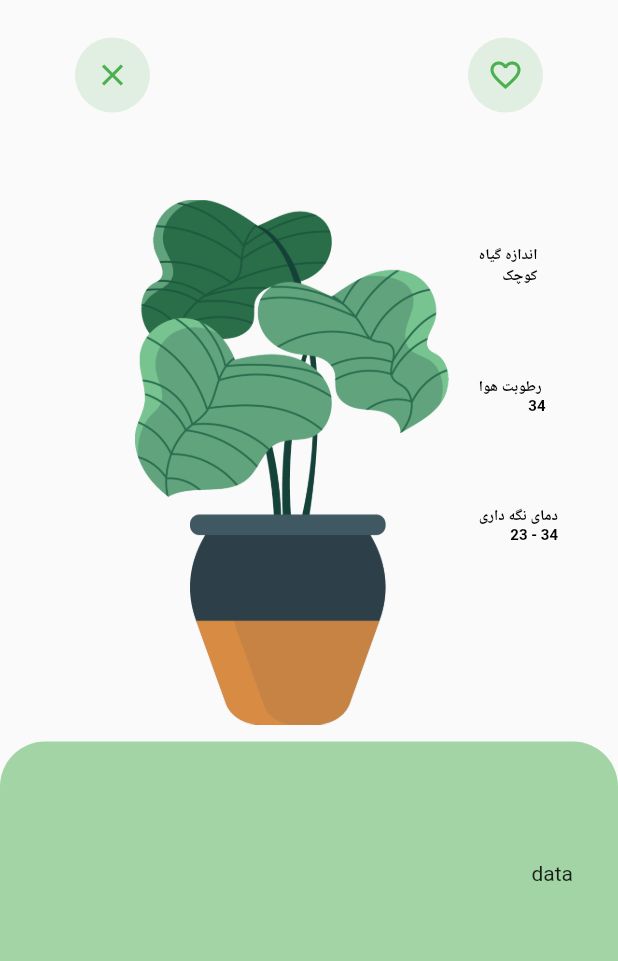
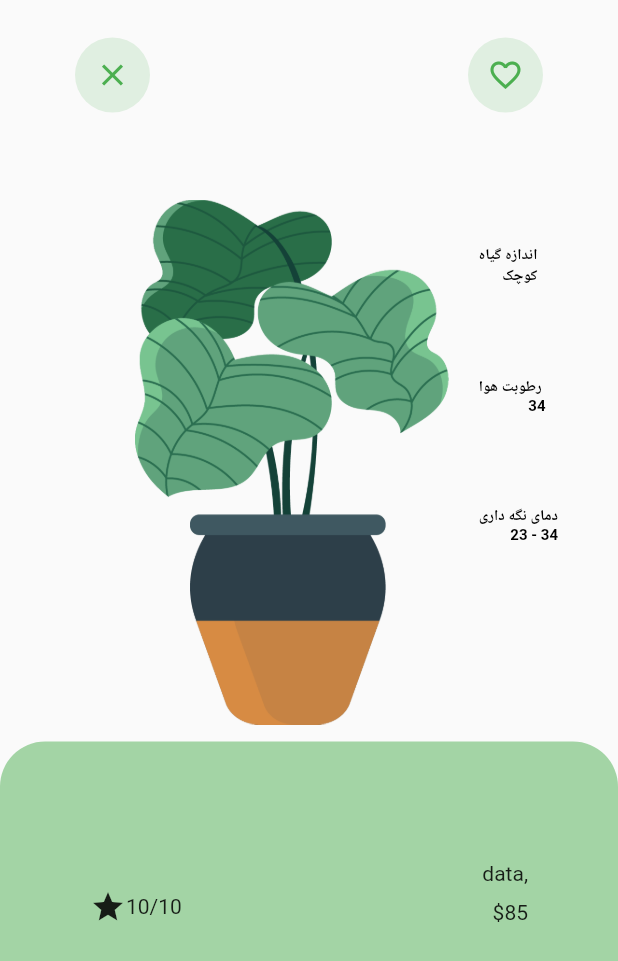
Before and after one commit to mcalisadeghi/plant_app, a Flutter app: the DetaiPagee screen opened directly with empty values, on a phone screen of 412 x 824 dp. Shown: the top 961 px of the screen. Run offline on Flutter 3.47's test engine with Material 2 defaults, Android fonts, the phone set to English and light mode, and no system bars; our stand-ins replace animated_bottom_navigation_bar, page_transition.

Commit message:
part one prise & ... of plant

```diff
--- a/lib/pages/DetaiPage.dart
+++ b/lib/pages/DetaiPage.dart
@@ -136,8 +136,8 @@ class _DetaiPageeState extends State<DetaiPagee> {
             child: Container(
               padding: const EdgeInsets.only(
                 top: 80.0,
-                left: 30.0,
-                right: 30.0,
+                left: 60.0,
+                right: 60.0,
               ),
               height: size.height * 0.4,
               width: size.width,
@@ -157,8 +157,36 @@ class _DetaiPageeState extends State<DetaiPagee> {
               child: const Column(
                 crossAxisAlignment: CrossAxisAlignment.end,
                 children: <Widget>[
-                  Text(
-                    'data',
+                  Row(
+                    mainAxisAlignment: MainAxisAlignment.spaceBetween,
+                    crossAxisAlignment: CrossAxisAlignment.end,
+                    children: <Widget>[
+                      Row(
+                        crossAxisAlignment: CrossAxisAlignment.center,
+                        children: <Widget>[
+                          Icon(
+                            Icons.star,
+                          ),
+                          Text(
+                            '10/10',
+                          ),
+                        ],
+                      ),
+                      Column(
+                        crossAxisAlignment: CrossAxisAlignment.end,
+                        children: <Widget>[
+                          Text(
+                            'data,',
+                          ),
+                          SizedBox(
+                            height: 10,
+                          ),
+                          Text(
+                            r'$85',
+                          ),
+                        ],
+                      ),
+                    ],
                   ),
                 ],
               ),
```
